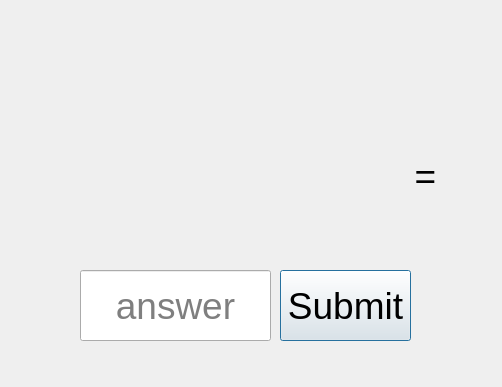
Qt form game.ui (doowzs/LabLuminac-Qt-BrainGame) before a commit.
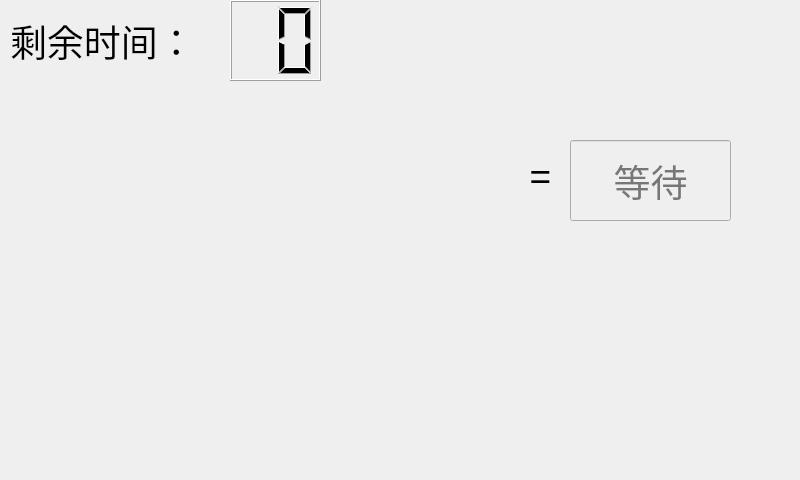
The same form after that commit. Icons and pictures are not drawn.

Commit message: +fake init, basic ui and basic game

Diff of the .ui file:
```diff
--- a/game.ui
+++ b/game.ui
@@ -1,46 +1,98 @@
 <?xml version="1.0" encoding="UTF-8"?>
 <ui version="4.0">
  <class>Game</class>
- <widget class="QDialog" name="Game">
+ <widget class="QMainWindow" name="Game">
   <property name="geometry">
    <rect>
     <x>0</x>
     <y>0</y>
-    <width>502</width>
-    <height>387</height>
+    <width>800</width>
+    <height>480</height>
    </rect>
   </property>
+  <property name="minimumSize">
+   <size>
+    <width>800</width>
+    <height>480</height>
+   </size>
+  </property>
+  <property name="maximumSize">
+   <size>
+    <width>800</width>
+    <height>480</height>
+   </size>
+  </property>
+  <property name="contextMenuPolicy">
+   <enum>Qt::DefaultContextMenu</enum>
+  </property>
   <property name="windowTitle">
    <string>Dialog</string>
   </property>
-  <widget class="QLabel" name="number1">
+  <property name="windowIcon">
+   <iconset resource="res.qrc">
+    <normaloff>:/Resources/game.png</normaloff>:/Resources/game.png</iconset>
+  </property>
+  <widget class="QWidget" name="centralwidget">
+   <widget class="QLCDNumber" name="timeleft">
    <property name="geometry">
     <rect>
-     <x>30</x>
-     <y>150</y>
+      <x>230</x>
+      <y>0</y>
      <width>91</width>
-     <height>71</height>
-    </rect>
-   </property>
+      <height>81</height>
+     </rect>
+    </property>
+    <property name="digitCount">
+     <number>2</number>
+    </property>
+   </widget>
+   <widget class="QLabel" name="timelabel">
+    <property name="geometry">
+     <rect>
+      <x>10</x>
+      <y>10</y>
+      <width>221</width>
+      <height>61</height>
+     </rect>
+    </property>
    <property name="font">
     <font>
+      <family>黑体</family>
      <pointsize>28</pointsize>
     </font>
    </property>
    <property name="text">
+     <string>剩余时间：</string>
+    </property>
+   </widget>
+   <widget class="QLabel" name="num30">
+    <property name="geometry">
+     <rect>
+      <x>80</x>
+      <y>130</y>
+      <width>90</width>
+      <height>90</height>
+     </rect>
+    </property>
+    <property name="font">
+     <font>
+      <pointsize>28</pointsize>
+     </font>
+    </property>
+    <property name="text">
     <string/>
    </property>
    <property name="alignment">
     <set>Qt::AlignCenter</set>
    </property>
   </widget>
-  <widget class="QLabel" name="operation">
+   <widget class="QLabel" name="num31">
    <property name="geometry">
     <rect>
-     <x>150</x>
-     <y>150</y>
-     <width>91</width>
-     <height>71</height>
+      <x>190</x>
+      <y>130</y>
+      <width>90</width>
+      <height>90</height>
     </rect>
    </property>
    <property name="font">
@@ -48,6 +100,24 @@
      <pointsize>28</pointsize>
     </font>
    </property>
+    <property name="alignment">
+     <set>Qt::AlignCenter</set>
+    </property>
+   </widget>
+   <widget class="QLabel" name="num32">
+    <property name="geometry">
+     <rect>
+      <x>300</x>
+      <y>130</y>
+      <width>90</width>
+      <height>90</height>
+     </rect>
+    </property>
+    <property name="font">
+     <font>
+      <pointsize>28</pointsize>
+     </font>
+    </property>
    <property name="text">
     <string/>
    </property>
@@ -55,13 +125,13 @@
     <set>Qt::AlignCenter</set>
    </property>
   </widget>
-  <widget class="QLabel" name="number2">
+   <widget class="QLabel" name="num33">
    <property name="geometry">
     <rect>
-     <x>250</x>
-     <y>150</y>
-     <width>91</width>
-     <height>71</height>
+      <x>410</x>
+      <y>130</y>
+      <width>90</width>
+      <height>90</height>
     </rect>
    </property>
    <property name="font">
@@ -79,10 +149,10 @@
   <widget class="QLabel" name="equal">
    <property name="geometry">
     <rect>
-     <x>380</x>
-     <y>140</y>
-     <width>91</width>
-     <height>71</height>
+      <x>500</x>
+      <y>130</y>
+      <width>81</width>
+      <height>91</height>
     </rect>
    </property>
    <property name="font">
@@ -97,13 +167,13 @@
     <set>Qt::AlignCenter</set>
    </property>
   </widget>
-  <widget class="QPushButton" name="submit">
+   <widget class="QLabel" name="num21">
    <property name="geometry">
     <rect>
-     <x>280</x>
-     <y>270</y>
-     <width>131</width>
-     <height>71</height>
+      <x>190</x>
+      <y>240</y>
+      <width>90</width>
+      <height>90</height>
     </rect>
    </property>
    <property name="font">
@@ -112,16 +182,148 @@
     </font>
    </property>
    <property name="text">
-    <string>Submit</string>
+     <string/>
+    </property>
+    <property name="alignment">
+     <set>Qt::AlignCenter</set>
+    </property>
+   </widget>
+   <widget class="QLabel" name="num22">
+    <property name="geometry">
+     <rect>
+      <x>300</x>
+      <y>240</y>
+      <width>90</width>
+      <height>90</height>
+     </rect>
+    </property>
+    <property name="font">
+     <font>
+      <pointsize>28</pointsize>
+     </font>
+    </property>
+    <property name="text">
+     <string/>
+    </property>
+    <property name="alignment">
+     <set>Qt::AlignCenter</set>
+    </property>
+   </widget>
+   <widget class="QLabel" name="num23">
+    <property name="geometry">
+     <rect>
+      <x>410</x>
+      <y>240</y>
+      <width>90</width>
+      <height>90</height>
+     </rect>
+    </property>
+    <property name="font">
+     <font>
+      <pointsize>28</pointsize>
+     </font>
+    </property>
+    <property name="text">
+     <string/>
+    </property>
+    <property name="alignment">
+     <set>Qt::AlignCenter</set>
+    </property>
+   </widget>
+   <widget class="QLabel" name="num10">
+    <property name="geometry">
+     <rect>
+      <x>80</x>
+      <y>350</y>
+      <width>90</width>
+      <height>90</height>
+     </rect>
+    </property>
+    <property name="font">
+     <font>
+      <pointsize>28</pointsize>
+     </font>
+    </property>
+    <property name="text">
+     <string/>
+    </property>
+    <property name="alignment">
+     <set>Qt::AlignCenter</set>
+    </property>
+   </widget>
+   <widget class="QLabel" name="num11">
+    <property name="geometry">
+     <rect>
+      <x>190</x>
+      <y>350</y>
+      <width>90</width>
+      <height>90</height>
+     </rect>
+    </property>
+    <property name="font">
+     <font>
+      <pointsize>28</pointsize>
+     </font>
+    </property>
+    <property name="text">
+     <string/>
+    </property>
+    <property name="alignment">
+     <set>Qt::AlignCenter</set>
+    </property>
+   </widget>
+   <widget class="QLabel" name="num12">
+    <property name="geometry">
+     <rect>
+      <x>300</x>
+      <y>350</y>
+      <width>90</width>
+      <height>90</height>
+     </rect>
+    </property>
+    <property name="font">
+     <font>
+      <pointsize>28</pointsize>
+     </font>
+    </property>
+    <property name="text">
+     <string/>
+    </property>
+    <property name="alignment">
+     <set>Qt::AlignCenter</set>
+    </property>
+   </widget>
+   <widget class="QLabel" name="num13">
+    <property name="geometry">
+     <rect>
+      <x>410</x>
+      <y>350</y>
+      <width>90</width>
+      <height>90</height>
+     </rect>
+    </property>
+    <property name="font">
+     <font>
+      <pointsize>28</pointsize>
+     </font>
+    </property>
+    <property name="text">
+     <string/>
+    </property>
+    <property name="alignment">
+     <set>Qt::AlignCenter</set>
    </property>
   </widget>
   <widget class="QLineEdit" name="answer">
+    <property name="enabled">
+     <bool>false</bool>
+    </property>
    <property name="geometry">
     <rect>
-     <x>80</x>
-     <y>270</y>
-     <width>191</width>
-     <height>71</height>
+      <x>570</x>
+      <y>140</y>
+      <width>161</width>
+      <height>81</height>
     </rect>
    </property>
    <property name="font">
@@ -129,17 +331,33 @@
      <pointsize>28</pointsize>
     </font>
    </property>
-   <property name="inputMask">
-    <string/>
-   </property>
    <property name="alignment">
     <set>Qt::AlignCenter</set>
    </property>
    <property name="placeholderText">
-    <string>answer</string>
-   </property>
-  </widget>
- </widget>
- <resources/>
+     <string>等待</string>
+    </property>
+   </widget>
+   <widget class="QLabel" name="result">
+    <property name="geometry">
+     <rect>
+      <x>560</x>
+      <y>230</y>
+      <width>181</width>
+      <height>171</height>
+     </rect>
+    </property>
+    <property name="text">
+     <string/>
+    </property>
+    <property name="alignment">
+     <set>Qt::AlignCenter</set>
+    </property>
+   </widget>
+  </widget>
+ </widget>
+ <resources>
+  <include location="res.qrc"/>
+ </resources>
  <connections/>
 </ui>
```
Left out of the diff: 2 changed lines with no effect on the pictures. Lines whose indentation alone changed are shown as unchanged. The commit also changes 21 other files.
